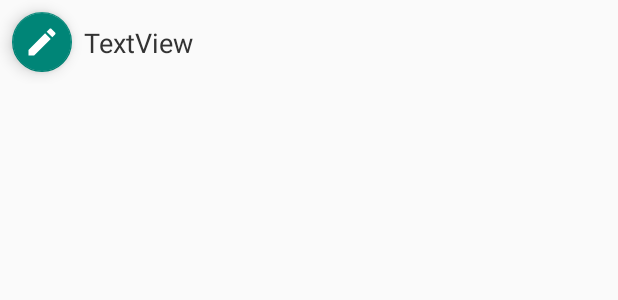
After one commit to r-freeman/Plain-Ol-Notes, an Android app: the layout note_list_item.xml on its own in the app's theme, with its tools: preview values and no code run, on a phone screen of 412 x 824 dp. The commit adds this screen. Shown: the top 300 px of the screen. Run offline under Robolectric (Android 15) with nearby library versions, the phone set to English and light mode, and no system bars.

Commit message:
Added note_list_item.xml and fab button/text for editing notes

```diff
--- /dev/null
+++ b/app/src/main/res/layout/note_list_item.xml
@@ -0,0 +1,41 @@
+<?xml version="1.0" encoding="utf-8"?>
+<androidx.constraintlayout.widget.ConstraintLayout
+    xmlns:android="http://schemas.android.com/apk/res/android"
+    xmlns:app="http://schemas.android.com/apk/res-auto"
+    xmlns:tools="http://schemas.android.com/tools"
+    android:layout_width="match_parent"
+    android:layout_height="wrap_content">
+
+    <com.google.android.material.floatingactionbutton.FloatingActionButton
+        android:id="@+id/fab"
+        android:layout_width="wrap_content"
+        android:layout_height="wrap_content"
+        app:srcCompat="@drawable/ic_edit"
+        app:layout_constraintBottom_toBottomOf="parent"
+        app:layout_constraintStart_toStartOf="parent"
+        app:layout_constraintLeft_toLeftOf="parent"
+        app:layout_constraintTop_toTopOf="parent"
+        app:backgroundTint="@color/colorPrimary"
+        android:layout_marginTop="@dimen/list_fab_margin"
+        android:layout_marginBottom="@dimen/list_fab_margin"
+        android:layout_marginStart="@dimen/list_fab_margin"
+        android:layout_marginEnd="@dimen/list_fab_margin"
+        app:fabSize="mini"
+        tools:layout_editor_absoluteX="131dp"
+        tools:layout_editor_absoluteY="82dp" />
+
+    <TextView
+        android:id="@+id/textView"
+        android:layout_width="0dp"
+        android:layout_height="wrap_content"
+        android:layout_margin="8dp"
+        android:ellipsize="end"
+        android:maxLines="2"
+        android:text="TextView"
+        android:textColor="@color/list_text_color"
+        android:textSize="@dimen/list_text_size"
+        app:layout_constraintBottom_toBottomOf="parent"
+        app:layout_constraintEnd_toEndOf="parent"
+        app:layout_constraintStart_toEndOf="@+id/fab"
+        app:layout_constraintTop_toTopOf="parent" />
+</androidx.constraintlayout.widget.ConstraintLayout>
--- a/app/src/main/res/values/colors.xml
+++ b/app/src/main/res/values/colors.xml
@@ -3,4 +3,5 @@
     <color name="colorPrimary">#008577</color>
     <color name="colorPrimaryDark">#00574B</color>
     <color name="colorAccent">#D81B60</color>
+    <color name="list_text_color">#333</color>
 </resources>
--- a/app/src/main/res/values/dimens.xml
+++ b/app/src/main/res/values/dimens.xml
@@ -1,3 +1,5 @@
 <resources>
     <dimen name="fab_margin">16dp</dimen>
+    <dimen name="list_text_size">18sp</dimen>
+    <dimen name="list_fab_margin">8dp</dimen>
 </resources>
```
